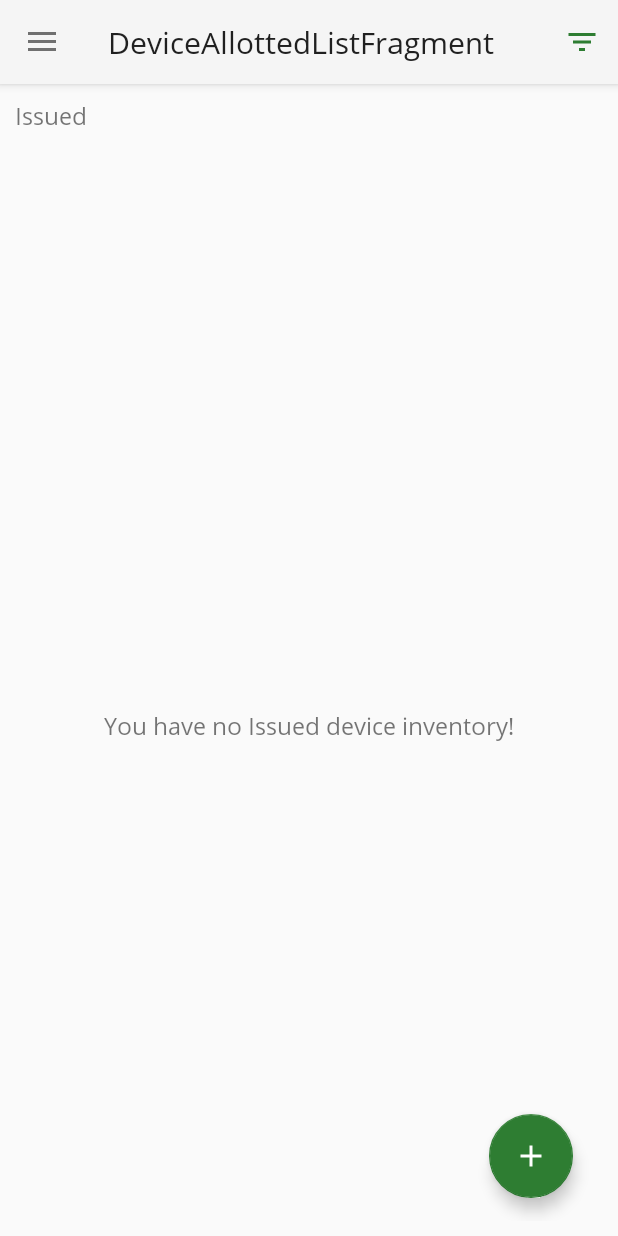
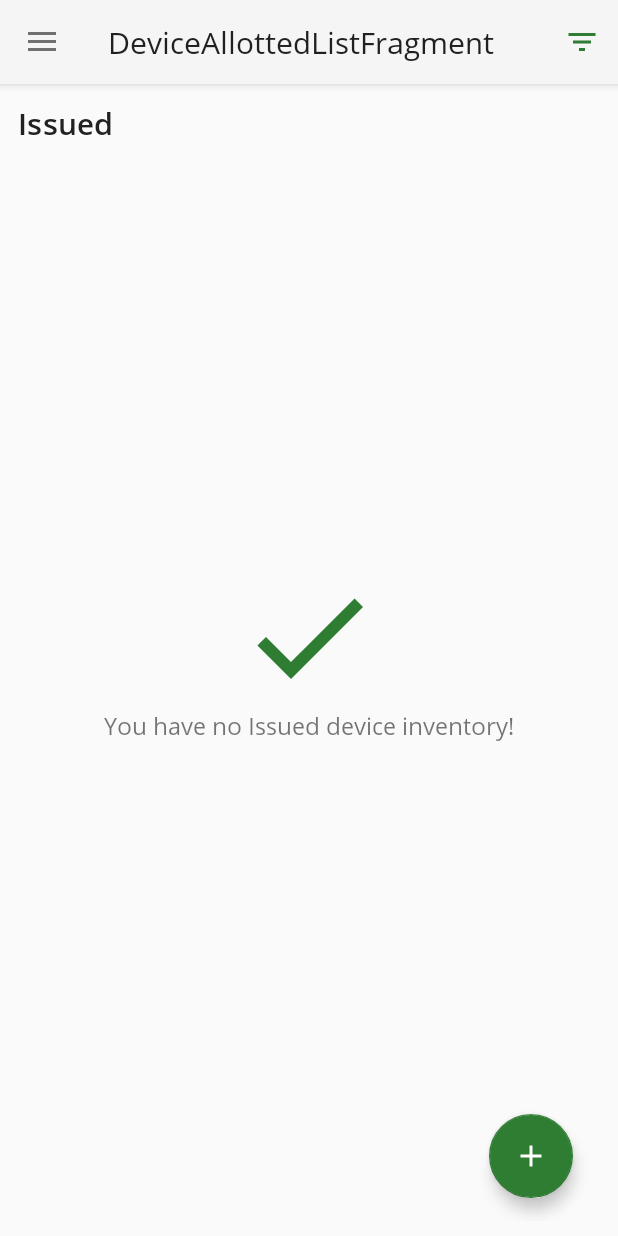
Before and after one commit to maheshtechastr/DeviceInventoryManagementSystem, an Android app: the DeviceAllottedListFragment screen opened through its navigation route, on a phone screen of 412 x 824 dp. Run offline under Robolectric (Android 15) with nearby library versions, the phone set to English and light mode, and no system bars; our stand-ins replace Dagger/Hilt's generated code, data binding, navigation-ui; libraries missing offline, so code that uses them is left out: androidx.core.content; 5 statements that could not run were skipped.

Commit message:
Assignment point 4 completed

```diff
--- a/app/src/main/java/com/mpg/nagarro/deviceinventorymgmt/data/InventoryDataSource.kt
+++ b/app/src/main/java/com/mpg/nagarro/deviceinventorymgmt/data/InventoryDataSource.kt
@@ -4,6 +4,7 @@ import androidx.lifecycle.LiveData
 import com.mpg.nagarro.deviceinventorymgmt.data.entity.DeviceEntity
 import com.mpg.nagarro.deviceinventorymgmt.data.entity.DeviceInventory
 import com.mpg.nagarro.deviceinventorymgmt.data.entity.EmployeeEntity
+import com.mpg.nagarro.deviceinventorymgmt.data.entity.Result
 
 interface InventoryDataSource {
     /**
@@ -68,7 +69,7 @@ interface InventoryDataSource {
 
     /**
      * To Fetch All DeviceInventory from Database*/
-    fun getDeviceInventoryList(): LiveData<List<DeviceInventory>>
+    fun getDeviceInventoryList(): LiveData<Result<List<DeviceInventory>>>
 
     /**
      * To add DeviceInventory information into Database*/
--- a/app/src/main/java/com/mpg/nagarro/deviceinventorymgmt/data/Repository.kt
+++ b/app/src/main/java/com/mpg/nagarro/deviceinventorymgmt/data/Repository.kt
@@ -1,10 +1,11 @@
 package com.mpg.nagarro.deviceinventorymgmt.data
 
 import androidx.lifecycle.LiveData
-import androidx.room.Query
+
 import com.mpg.nagarro.deviceinventorymgmt.data.entity.DeviceEntity
 import com.mpg.nagarro.deviceinventorymgmt.data.entity.DeviceInventory
 import com.mpg.nagarro.deviceinventorymgmt.data.entity.EmployeeEntity
+import com.mpg.nagarro.deviceinventorymgmt.data.entity.Result
 
 interface Repository {
     /**
@@ -97,7 +98,7 @@ interface Repository {
 
     /**
      * To Fetch All DeviceInventory from Database*/
-    fun getDeviceInventoryList(): LiveData<List<DeviceInventory>>
+    fun getDeviceInventoryList(): LiveData<Result<List<DeviceInventory>>>
 
     /**
      * Get a DeviceInventory by id.
--- a/app/src/main/java/com/mpg/nagarro/deviceinventorymgmt/data/RepositoryImpl.kt
+++ b/app/src/main/java/com/mpg/nagarro/deviceinventorymgmt/data/RepositoryImpl.kt
@@ -4,6 +4,7 @@ import androidx.lifecycle.LiveData
 import com.mpg.nagarro.deviceinventorymgmt.data.entity.DeviceEntity
 import com.mpg.nagarro.deviceinventorymgmt.data.entity.DeviceInventory
 import com.mpg.nagarro.deviceinventorymgmt.data.entity.EmployeeEntity
+import com.mpg.nagarro.deviceinventorymgmt.data.entity.Result
 import javax.inject.Inject
 
 class RepositoryImpl @Inject constructor(private val inventoryDataSource: InventoryDataSource) :
@@ -122,7 +123,7 @@ class RepositoryImpl @Inject constructor(private val inventoryDataSource: Invent
 
     /**
      * To Fetch All DeviceInventories from Database*/
-    override fun getDeviceInventoryList(): LiveData<List<DeviceInventory>> {
+    override fun getDeviceInventoryList(): LiveData<Result<List<DeviceInventory>>> {
         return inventoryDataSource.getDeviceInventoryList()
     }
 
--- a/app/src/main/java/com/mpg/nagarro/deviceinventorymgmt/data/local/LocalInventoryRepository.kt
+++ b/app/src/main/java/com/mpg/nagarro/deviceinventorymgmt/data/local/LocalInventoryRepository.kt
@@ -1,14 +1,19 @@
 package com.mpg.nagarro.deviceinventorymgmt.data.local
 
 import androidx.lifecycle.LiveData
+import androidx.lifecycle.map
 import com.mpg.nagarro.deviceinventorymgmt.data.InventoryDataSource
 import com.mpg.nagarro.deviceinventorymgmt.data.entity.DeviceEntity
 import com.mpg.nagarro.deviceinventorymgmt.data.entity.DeviceInventory
 import com.mpg.nagarro.deviceinventorymgmt.data.entity.EmployeeEntity
+import com.mpg.nagarro.deviceinventorymgmt.data.entity.Result
+import kotlinx.coroutines.CoroutineDispatcher
+import kotlinx.coroutines.Dispatchers
 import javax.inject.Inject
 
 class LocalInventoryRepository @Inject constructor(
     private val dao: InventoryDao,
+    private val ioDispatcher: CoroutineDispatcher = Dispatchers.IO
 ) : InventoryDataSource {
     /**
      * To add Device information into Database*/
@@ -95,10 +100,11 @@ class LocalInventoryRepository @Inject constructor(
 
     /**
      * To Fetch All DeviceInventory from Database*/
-    override fun getDeviceInventoryList(): LiveData<List<DeviceInventory>> {
-        return dao.observeDeviceInventories()
+    override fun getDeviceInventoryList(): LiveData<Result<List<DeviceInventory>>> {
+        return dao.observeDeviceInventories().map {
+            Result.Success(it)
+        }
     }
-
     /**
      * To add DeviceInventory information into Database*/
     override suspend fun addDeviceInventory(deviceInventory: DeviceInventory) {
--- a/app/src/main/java/com/mpg/nagarro/deviceinventorymgmt/ui/inventory/DeviceAllottedListFragment.kt
+++ b/app/src/main/java/com/mpg/nagarro/deviceinventorymgmt/ui/inventory/DeviceAllottedListFragment.kt
@@ -6,7 +6,6 @@ import android.view.MenuItem
 import android.view.View
 import androidx.appcompat.widget.PopupMenu
 import androidx.navigation.fragment.findNavController
-import com.google.android.material.snackbar.Snackbar
 import com.mpg.nagarro.deviceinventorymgmt.R
 import com.mpg.nagarro.deviceinventorymgmt.base.BaseFragment
 import com.mpg.nagarro.deviceinventorymgmt.data.entity.DeviceStatus
--- a/app/src/main/java/com/mpg/nagarro/deviceinventorymgmt/ui/inventory/DeviceAllottedListViewModel.kt
+++ b/app/src/main/java/com/mpg/nagarro/deviceinventorymgmt/ui/inventory/DeviceAllottedListViewModel.kt
@@ -2,10 +2,7 @@ package com.mpg.nagarro.deviceinventorymgmt.ui.inventory
 
 import androidx.annotation.DrawableRes
 import androidx.annotation.StringRes
-import androidx.lifecycle.LiveData
-import androidx.lifecycle.MutableLiveData
-import androidx.lifecycle.Transformations
-import androidx.lifecycle.viewModelScope
+import androidx.lifecycle.*
 import com.mpg.nagarro.deviceinventorymgmt.R
 import com.mpg.nagarro.deviceinventorymgmt.base.BaseViewModel
 import com.mpg.nagarro.deviceinventorymgmt.data.Repository
@@ -15,16 +12,26 @@ import com.mpg.nagarro.deviceinventorymgmt.util.Event
 import com.mpg.nagarro.deviceinventorymgmt.util.Utils
 import kotlinx.coroutines.launch
 import javax.inject.Inject
+import com.mpg.nagarro.deviceinventorymgmt.data.entity.Result
 
 class DeviceAllottedListViewModel @Inject constructor(private val repository: Repository) :
     BaseViewModel() {
     private val TAG = "DeviceAllottedListViewM"
+    private var currentFiltering = DeviceStatus.ISSUED
+    // Note, for testing and architecture purposes, it's bad practice to construct the repository
+    // here. We'll show you how to fix this during the codelab
 
-    private val _deviceInventoryList: LiveData<List<DeviceInventory>> =
-        repository.getDeviceInventoryList()
-    var deviceInventoryList: LiveData<List<DeviceInventory>> = _deviceInventoryList
+    private val _forceUpdate = MutableLiveData<Boolean>(false)
 
-    private var currentFiltering = DeviceStatus.ISSUED
+
+    private val _deviceInventoryList: LiveData<List<DeviceInventory>> =_forceUpdate.switchMap { forceUpdate ->
+        repository.getDeviceInventoryList().switchMap { filterTasks(it) }
+    }
+
+    var deviceInventoryList: LiveData<List<DeviceInventory>> =
+        Transformations.map(_deviceInventoryList) {
+            filterItems(it, currentFiltering)
+        }
 
     private val _openDeviceInventoryEvent = MutableLiveData<Event<String>>()
     val openDeviceInventoryEvent: LiveData<Event<String>> = _openDeviceInventoryEvent
@@ -51,6 +58,7 @@ class DeviceAllottedListViewModel @Inject constructor(private val repository: Re
 
     init {
         setFiltering(currentFiltering)
+        loadTasks(false)
     }
 
     fun updateDeviceStatus(deviceInventory: DeviceInventory, deviceStatus: DeviceStatus) {
@@ -97,28 +105,31 @@ class DeviceAllottedListViewModel @Inject constructor(private val repository: Re
             DeviceStatus.ISSUED -> {
                 setFilter(
                     R.string.issued_menu_filter, R.string.no_issued_inventory,
-                    R.drawable.logo_no_fill, true
+                    R.drawable.ic_done, true
                 )
             }
             DeviceStatus.LOST -> {
                 setFilter(
                     R.string.lost_menu_filter, R.string.no_lost_inventory,
-                    R.drawable.logo_no_fill, true
+                    R.drawable.ic_menu, true
                 )
             }
-            DeviceStatus.RETURNED ->{
+            DeviceStatus.RETURNED -> {
                 setFilter(
                     R.string.returned_menu_filter, R.string.no_returned_inventory,
-                    R.drawable.logo_no_fill, true
+                    R.drawable.ic_statistics, true
                 )
             }
             DeviceStatus.AVAILABLE -> {
                 setFilter(
                     R.string.all_menu_filter, R.string.no_inventory,
-                    R.drawable.logo_no_fill, true
+                    R.drawable.trash_icon, true
                 )
+
             }
         }
+        // Refresh list
+        loadTasks(false)
     }
 
     private fun setFilter(
@@ -129,6 +140,31 @@ class DeviceAllottedListViewModel @Inject constructor(private val repository: Re
         _noDeviceInventoriesLabel.value = noDeviceInventorysLabelString
         _noDeviceInventoryIconRes.value = noDeviceInventoryIconDrawable
         _tasksAddViewVisible.value = tasksAddVisible
+    }
+
+    private fun filterTasks(tasksResult: Result<List<DeviceInventory>>): LiveData<List<DeviceInventory>> {
+        // TODO: This is a good case for liveData builder. Replace when stable.
+        val result = MutableLiveData<List<DeviceInventory>>()
+
+        if (tasksResult is Result.Success) {
+//            isDataLoadingError.value = false
+            viewModelScope.launch {
+                result.value = filterItems(tasksResult.data, currentFiltering)
+            }
+        } else {
+            result.value = emptyList()
+//            showSnackbarMessage(androidx.lifecycle.R.string.loading_tasks_error)
+//            isDataLoadingError.value = true
+        }
+
+        return result
+    }
+
+    /**
+     * @param forceUpdate   Pass in true to refresh the data in the [TasksDataSource]
+     */
+    fun loadTasks(forceUpdate: Boolean) {
+        _forceUpdate.value = forceUpdate
     }
 
     /**
--- a/app/src/main/java/com/mpg/nagarro/deviceinventorymgmt/ui/inventory/adapter/DeviceInventoryListBindings.kt
+++ b/app/src/main/java/com/mpg/nagarro/deviceinventorymgmt/ui/inventory/adapter/DeviceInventoryListBindings.kt
@@ -2,6 +2,7 @@ package com.mpg.nagarro.deviceinventorymgmt.ui.inventory.adapter
 
 import android.annotation.SuppressLint
 import android.graphics.Color
+import android.util.Log
 import android.view.View
 import android.widget.CheckBox
 import android.widget.ImageView
@@ -40,7 +41,8 @@ fun isActive(checkBox: CheckBox, status: Int) {
 fun changeAlertColor(viewGroup: View, deviceInventory: DeviceInventory) {
     if (System.currentTimeMillis() > deviceInventory.returnDate.time) {
         viewGroup.setBackgroundColor(Color.parseColor("#9DCDB6"))
-    }
+    } else
+        viewGroup.setBackgroundColor(Color.parseColor("#00000000"))
 }
 
 @BindingAdapter("app:textR")
@@ -48,6 +50,7 @@ fun setTextR(textView: TextView, res: Int) {
     try {
         textView.text = textView.context.getString(res)
     } catch (e: Exception) {
+        Log.i("TAG setTextR", "Res: $res")
         e.printStackTrace()
     }
 }
--- a/app/src/main/res/drawable/ic_done.xml
+++ b/app/src/main/res/drawable/ic_done.xml
@@ -20,6 +20,6 @@
     android:viewportHeight="24.0"
     android:viewportWidth="24.0">
     <path
-        android:fillColor="#FFFFFFFF"
+        android:fillColor="#FF2E7D32"
         android:pathData="M9,16.17L4.83,12l-1.42,1.41L9,19 21,7l-1.41,-1.41z" />
 </vector>
--- a/app/src/main/res/drawable/ic_edit.xml
+++ b/app/src/main/res/drawable/ic_edit.xml
@@ -20,6 +20,6 @@
     android:viewportWidth="24.0"
     android:viewportHeight="24.0">
     <path
-        android:fillColor="#FFFFFFFF"
+        android:fillColor="#FF2E7D32"
         android:pathData="M3,17.25V21h3.75L17.81,9.94l-3.75,-3.75L3,17.25zM20.71,7.04c0.39,-0.39 0.39,-1.02 0,-1.41l-2.34,-2.34c-0.39,-0.39 -1.02,-0.39 -1.41,0l-1.83,1.83 3.75,3.75 1.83,-1.83z" />
 </vector>
--- a/app/src/main/res/drawable/ic_menu.xml
+++ b/app/src/main/res/drawable/ic_menu.xml
@@ -20,6 +20,6 @@
     android:viewportWidth="24.0"
     android:viewportHeight="24.0">
     <path
-        android:fillColor="#FFFFFFFF"
+        android:fillColor="#FF2E7D32"
         android:pathData="M3,18h18v-2H3v2zm0,-5h18v-2H3v2zm0,-7v2h18V6H3z" />
 </vector>
--- a/app/src/main/res/layout/device_allotted_list_fragment.xml
+++ b/app/src/main/res/layout/device_allotted_list_fragment.xml
@@ -6,6 +6,8 @@
     <data>
 
         <import type="android.view.View" />
+
+        <import type="androidx.core.content.ContextCompat" />
 
         <variable
             name="viewmodel"
@@ -20,21 +22,24 @@
 
         <TextView
             android:id="@+id/tv_page_title"
+            style="@style/PageTitle"
             android:layout_width="match_parent"
-            android:layout_height="60dp"
+            android:layout_height="wrap_content"
             android:hint="@string/app_name"
-            app:layout_constraintBottom_toTopOf="@id/inventory_list"
-            app:textR="@{viewmodel.currentFilteringLabel}"
-            app:layout_constraintTop_toTopOf="parent" />
+            android:padding="2dp"
+            app:layout_constraintStart_toStartOf="parent"
+            app:layout_constraintTop_toTopOf="parent"
+            app:textR="@{viewmodel.currentFilteringLabel}" />
 
         <androidx.recyclerview.widget.RecyclerView
             android:id="@+id/inventory_list"
             android:layout_width="match_parent"
-            android:layout_height="wrap_content"
+            android:layout_height="0dp"
             android:visibility="@{viewmodel.empty ? View.GONE : View.VISIBLE}"
             app:items="@{viewmodel.deviceInventoryList}"
             app:layoutManager="androidx.recyclerview.widget.LinearLayoutManager"
-            app:layout_constraintStart_toStartOf="parent"
+            app:layout_constraintBottom_toBottomOf="parent"
+            app:layout_constraintStart_toStartOf="@id/tv_page_title"
             app:layout_constraintTop_toBottomOf="@id/tv_page_title"
             tools:listitem="@layout/inventory_list_item" />
 
@@ -56,7 +61,7 @@
                 android:layout_height="96dp"
                 android:layout_gravity="center"
                 android:contentDescription="@string/app_name"
-                />
+                android:src="@drawable/ic_done" />
 
             <TextView
                 android:id="@+id/no_tasks_text"
--- a/app/src/main/res/values/styles.xml
+++ b/app/src/main/res/values/styles.xml
@@ -23,6 +23,11 @@
 
     <style name="Toolbar" parent="ThemeOverlay.AppCompat.Light" />
 
+    <style name="PageTitle" parent="MaterialAlertDialog.MaterialComponents.Title.Text">
+        <item name="android:textSize">20sp</item>
+        <item name="android:textStyle">bold</item>
+    </style>
+
     <style name="listItemCard" parent="Base.CardView">
         <!--
 
```
Also changed, not shown: app/build.gradle (+8 -0 lines).
